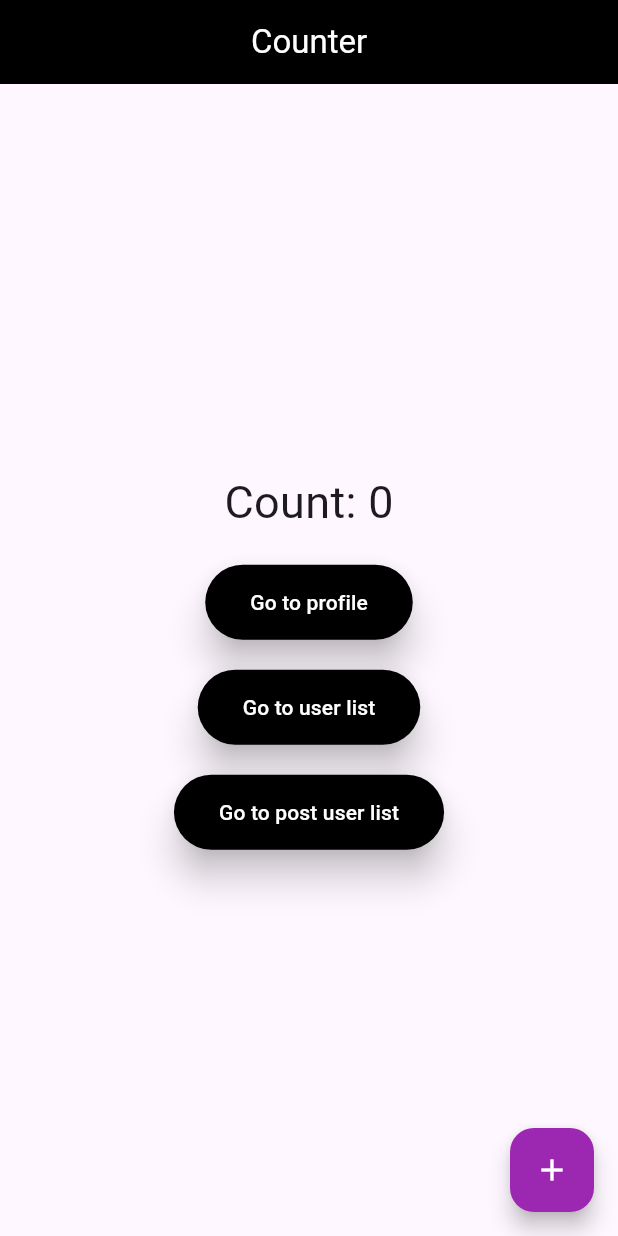
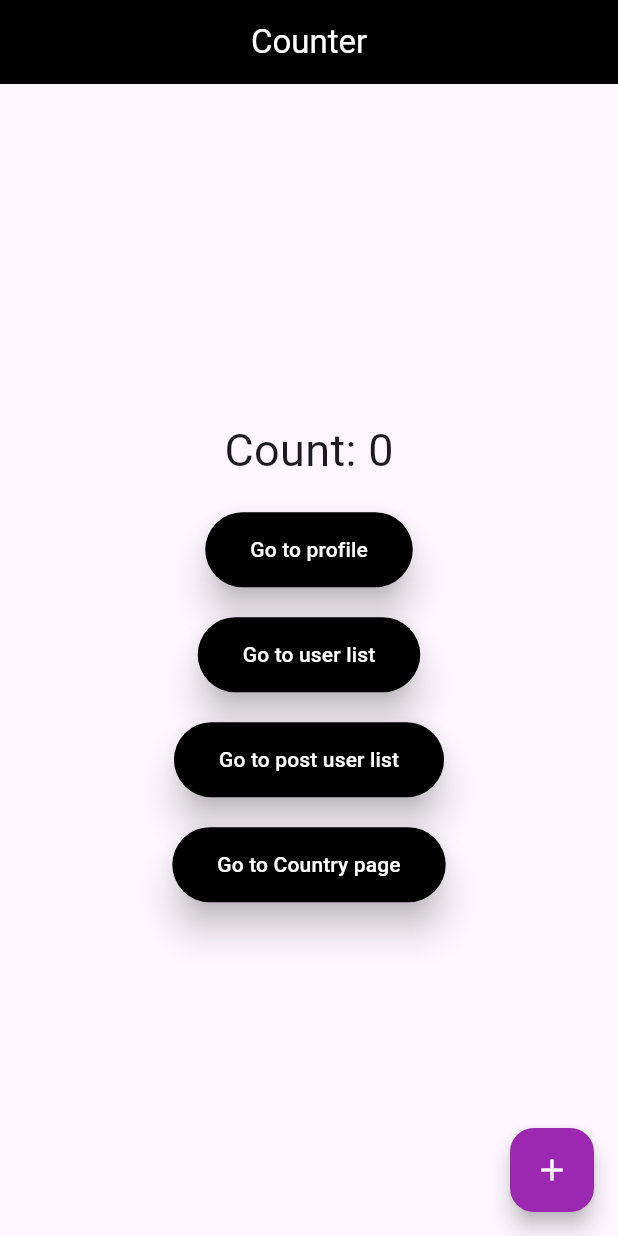
Before and after one commit to gokulggopi28/Get-CLI_demo, a Flutter app: the screen it shows after launch, on a phone screen of 412 x 824 dp. Run offline on Flutter 3.47's test engine with Material 3 defaults, Android fonts, the light colour scheme and no system bars; our stand-ins replace dio, get.

Commit message:
country api added

```diff
--- a/lib/app/modules/counter/views/counter_view.dart
+++ b/lib/app/modules/counter/views/counter_view.dart
@@ -47,7 +47,13 @@ class CounterView extends StatelessWidget {
           ),
           ElevatedButton(
              style: customButtonStyle,
-            onPressed: ()=> Get.toNamed('/post-user'), child: Text('Go to post user list'))
+            onPressed: ()=> Get.toNamed('/post-user'), child: Text('Go to post user list')),
+            SizedBox(
+            height: 20,
+          ),
+          ElevatedButton(
+             style: customButtonStyle,
+            onPressed: ()=> Get.toNamed('/country'), child: Text('Go to Country page'))
         ],
       ),
       floatingActionButton: FloatingActionButton(
--- a/lib/app/routes/app_pages.dart
+++ b/lib/app/routes/app_pages.dart
@@ -2,6 +2,8 @@ import 'package:get/get.dart';
 
 import '../modules/counter/bindings/counter_binding.dart';
 import '../modules/counter/views/counter_view.dart';
+import '../modules/country/bindings/country_binding.dart';
+import '../modules/country/views/country_view.dart';
 import '../modules/home/bindings/home_binding.dart';
 import '../modules/home/views/home_view.dart';
 import '../modules/post_user/bindings/post_user_binding.dart';
@@ -44,5 +46,10 @@ class AppPages {
       page: () => const PostUserView(),
       binding: PostUserBinding(),
     ),
+    GetPage(
+      name: _Paths.COUNTRY,
+      page: () => const CountryView(),
+      binding: CountryBinding(),
+    ),
   ];
 }
--- a/lib/app/routes/app_routes.dart
+++ b/lib/app/routes/app_routes.dart
@@ -10,6 +10,7 @@ abstract class Routes {
   static const PROFILE = _Paths.PROFILE;
   static const USER = _Paths.USER;
   static const POST_USER = _Paths.POST_USER;
+  static const COUNTRY = _Paths.COUNTRY;
 }
 
 abstract class _Paths {
@@ -19,4 +20,5 @@ abstract class _Paths {
   static const PROFILE = '/profile';
   static const USER = '/user';
   static const POST_USER = '/post-user';
+  static const COUNTRY = '/country';
 }
```
Also changed, not shown: lib/app/modules/country/bindings/country_binding.dart (added, +12 -0 lines), lib/app/modules/country/controllers/country_controller.dart (added, +47 -0 lines), lib/app/modules/country/views/country_view.dart (added, +38 -0 lines).
